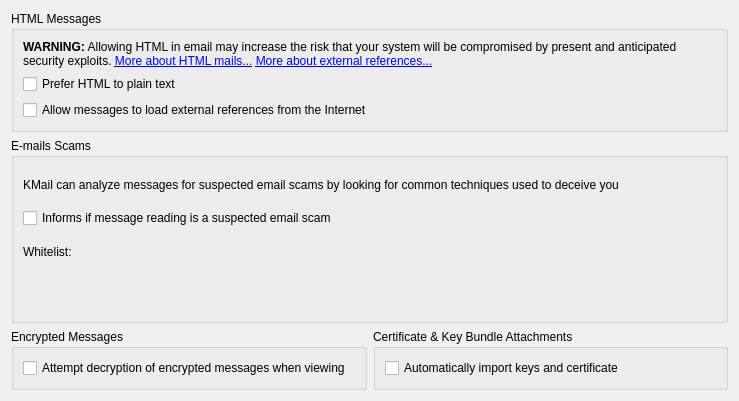
This is kmail/ui/securitypagegeneraltab.ui in KDE/kdepim as Qt 5 draws it before an edit. The edited form follows.
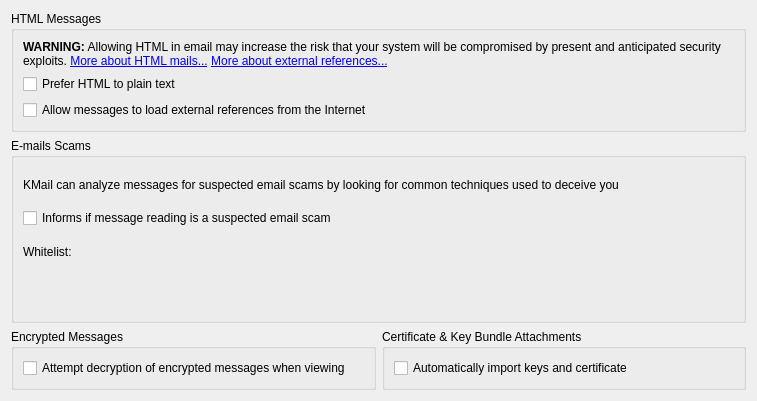
This is the edited form. Custom widgets are drawn as their Qt base class.

Commit message:
Bug 350568 - Config window too big in russian locale for 1024x768 resolution
Use Wrap Label

FIXED: 15.08

```diff
--- a/kmail/ui/securitypagegeneraltab.ui
+++ b/kmail/ui/securitypagegeneraltab.ui
@@ -6,7 +6,7 @@
    <rect>
     <x>0</x>
     <y>0</y>
-    <width>739</width>
+    <width>757</width>
     <height>401</height>
    </rect>
   </property>
@@ -79,6 +79,9 @@
         <property name="text">
          <string>KMail can analyze messages for suspected email scams by looking for common techniques used to deceive you</string>
         </property>
+        <property name="wordWrap">
+         <bool>true</bool>
+        </property>
        </widget>
       </item>
       <item>
```
